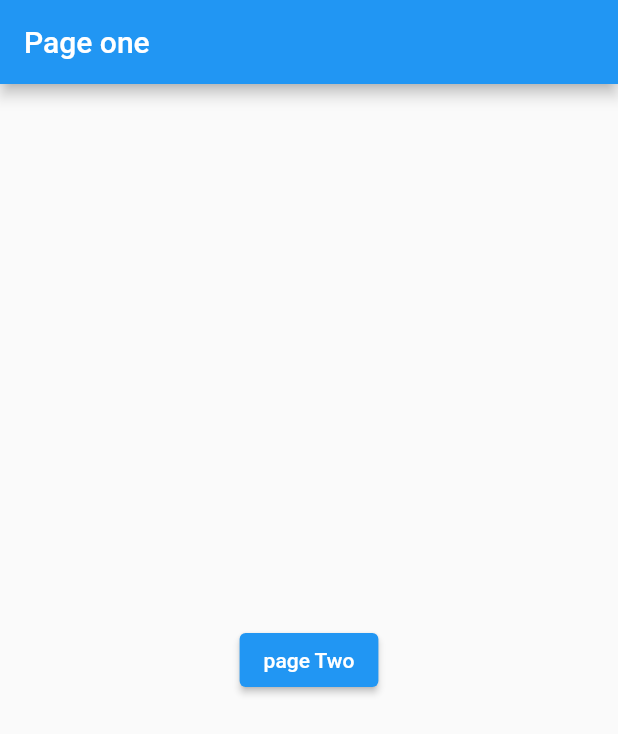
After one commit to Akpagni5547/permission-contact, a Flutter app: the screen it shows after launch, on a phone screen of 412 x 824 dp. The commit adds this screen. Shown: the top 734 px of the screen. Run offline on Flutter 3.47's test engine with Material 2 defaults, Android fonts, the phone set to English and light mode, and no system bars; our stand-ins replace contacts_service, permission_handler.

Commit message:
feat: add android  confirmation

```diff
--- a/lib/main.dart
+++ b/lib/main.dart
@@ -1,3 +1,4 @@
+import 'package:contact_list/page_one.dart';
 import 'package:permission_handler/permission_handler.dart';
 
 import 'package:flutter/material.dart';
@@ -19,7 +20,7 @@ class MyApp extends StatelessWidget {
       theme: ThemeData(
         primarySwatch: Colors.blue,
       ),
-      home: const PageContact(),
+      home: const PageOne(),
     );
   }
 }
--- /dev/null
+++ b/lib/page_one.dart
@@ -0,0 +1,30 @@
+import 'package:contact_list/page_tow.dart';
+import 'package:flutter/material.dart';
+
+import 'design_contact.dart';
+
+class PageOne extends StatefulWidget {
+  const PageOne({Key? key}) : super(key: key);
+
+  @override
+  State<PageOne> createState() => _PageOneState();
+}
+
+class _PageOneState extends State<PageOne> {
+  @override
+  Widget build(BuildContext context) {
+    return  Scaffold(
+      appBar: AppBar(
+          title: const Text('Page one')
+      ),
+      body: Center(
+          child: ElevatedButton(
+              onPressed: (){
+                Navigator.push(context, MaterialPageRoute(builder: (context) => const PageTwo()));
+              },
+              child: Text('page Two')
+          )
+      ),
+    );
+  }
+}
```
Also changed, not shown: lib/design_contact.dart (+49 -23 lines), lib/page_tow.dart (added, +29 -0 lines), 2 other files.
